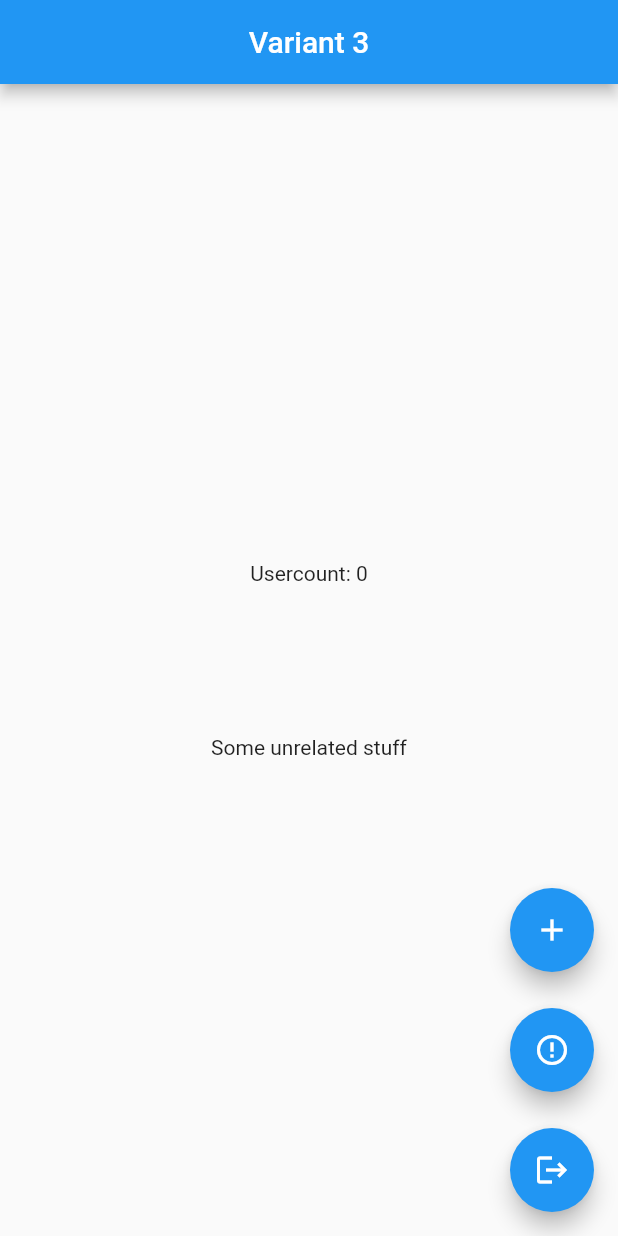
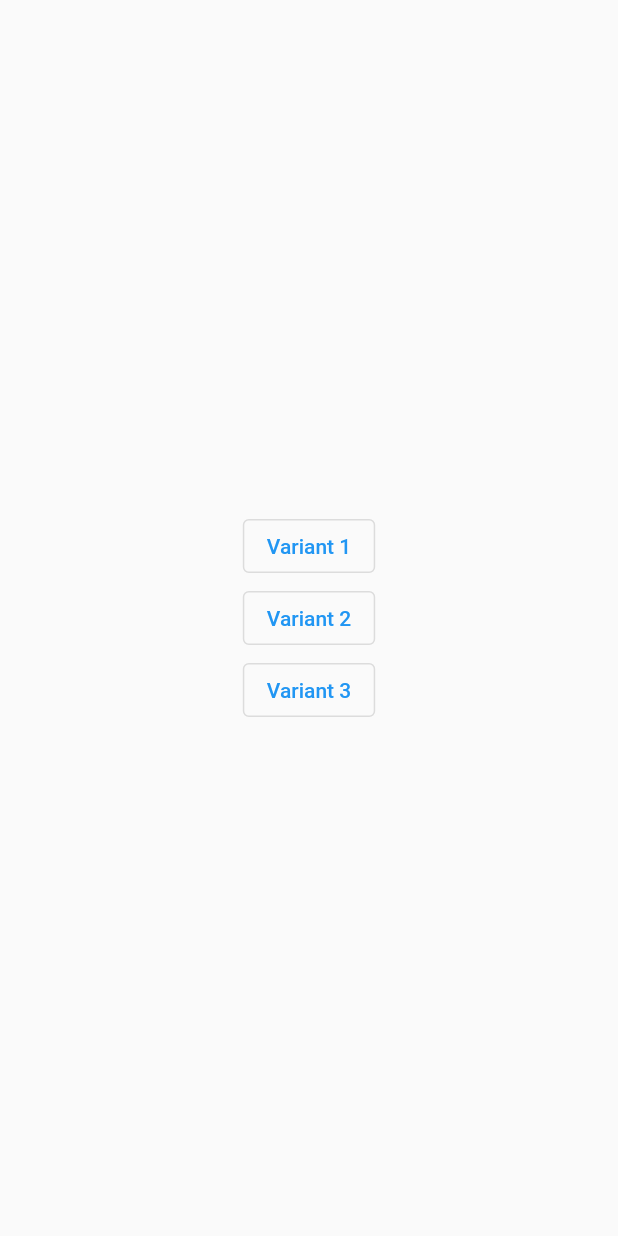
Before and after one commit to MuTe33/basic_bloc_example, a Flutter app: the screen it shows after launch, on a phone screen of 412 x 824 dp. Run offline on Flutter 3.47's test engine with Material 2 defaults, Android fonts, the phone set to English and light mode, and no system bars; our stand-ins replace bloc, equatable, flutter_bloc.

Commit message:
polish variants

```diff
--- a/lib/feature/user/variant_1/user_state_1.dart
+++ b/lib/feature/user/variant_1/user_state_1.dart
@@ -1,5 +1,6 @@
 part of 'user_cubit_1.dart';
 
+/// abstract class with multiple inherited states
 @immutable
 abstract class UserState1 {}
 
--- a/lib/feature/user/variant_2/user_state_2.dart
+++ b/lib/feature/user/variant_2/user_state_2.dart
@@ -2,6 +2,7 @@ part of 'user_cubit_2.dart';
 
 enum UserStatus { initial, loading, success, failure }
 
+/// using equatable and copyWith + enum
 class UserState2 extends Equatable {
   UserState2({
     required this.userCount,
--- a/lib/feature/user/variant_3/user_cubit_3.dart
+++ b/lib/feature/user/variant_3/user_cubit_3.dart
@@ -57,5 +57,5 @@ class UserCubit3 extends Cubit<UserState3> {
   }
 
   @override
-  String toString() => 'UserCubit2';
+  String toString() => 'UserCubit3';
 }
--- a/lib/feature/user/variant_3/user_state_3.dart
+++ b/lib/feature/user/variant_3/user_state_3.dart
@@ -2,6 +2,7 @@ part of 'user_cubit_3.dart';
 
 enum UserStatus { initial, loading, success, failure }
 
+/// no equatable and no copyWith
 class UserState3 {
   UserState3({
     required this.userCount,
--- a/lib/feature/user/variant_3/user_view_3.dart
+++ b/lib/feature/user/variant_3/user_view_3.dart
@@ -4,6 +4,10 @@ import 'package:flutter_bloc/flutter_bloc.dart';
 
 class PageVariant3 extends StatelessWidget {
   const PageVariant3({Key? key}) : super(key: key);
+
+  static Route route() {
+    return MaterialPageRoute<void>(builder: (_) => PageVariant3());
+  }
 
   @override
   Widget build(BuildContext context) {
@@ -22,16 +26,12 @@ class PageVariant3 extends StatelessWidget {
               builder: (context, state) {
                 switch (state.status) {
                   case UserStatus.initial:
-                    print('initial');
                     return Text('Usercount: ${state.userCount}');
                   case UserStatus.loading:
-                    print('loading');
                     return Text('LOADING');
                   case UserStatus.success:
-                    print('success');
                     return Text('Usercount: ${state.userCount}');
                   case UserStatus.failure:
-                    print('failure');
                     return Text('ERROR :(');
                 }
               },
@@ -45,18 +45,21 @@ class PageVariant3 extends StatelessWidget {
         mainAxisAlignment: MainAxisAlignment.end,
         children: [
           FloatingActionButton(
+            heroTag: Text("btn1"),
             onPressed: cubit.fetchUserCount,
             tooltip: 'usercount',
             child: Icon(Icons.add),
           ),
           SizedBox(height: 24),
           FloatingActionButton(
+            heroTag: Text("btn2"),
             onPressed: cubit.fetchAndFailUserCount,
             tooltip: 'error',
             child: Icon(Icons.error_outline),
           ),
           SizedBox(height: 24),
           FloatingActionButton(
+            heroTag: Text("btn3"),
             onPressed: cubit.reset,
             tooltip: 'reset',
             child: Icon(Icons.logout),
--- a/lib/main.dart
+++ b/lib/main.dart
@@ -1,7 +1,9 @@
 import 'package:basic_bloc_example/data/user_repository.dart';
 import 'package:basic_bloc_example/example_bloc_observer.dart';
 import 'package:basic_bloc_example/feature/user/variant_1/user_cubit_1.dart';
+import 'package:basic_bloc_example/feature/user/variant_1/user_view_1.dart';
 import 'package:basic_bloc_example/feature/user/variant_2/user_cubit_2.dart';
+import 'package:basic_bloc_example/feature/user/variant_2/user_view_2.dart';
 import 'package:basic_bloc_example/feature/user/variant_3/user_cubit_3.dart';
 import 'package:basic_bloc_example/feature/user/variant_3/user_view_3.dart';
 import 'package:flutter/material.dart';
@@ -25,18 +27,47 @@ class BlocTestApp extends StatelessWidget {
 
   @override
   Widget build(BuildContext context) {
+    return MultiBlocProvider(
+      providers: [
+        BlocProvider(create: (_) => UserCubit1(_userRepository)),
+        BlocProvider(create: (_) => UserCubit2(_userRepository)),
+        BlocProvider(create: (_) => UserCubit3(_userRepository)),
+      ],
+      child: BlocTestAppWidget(),
+    );
+  }
+}
+
+class BlocTestAppWidget extends StatelessWidget {
+  final _navigatorKey = GlobalKey<NavigatorState>();
+
+  NavigatorState get _navigator => _navigatorKey.currentState!;
+
+  @override
+  Widget build(BuildContext context) {
     return MaterialApp(
-      title: 'Testing BLoC Library',
-      theme: ThemeData(
-        primarySwatch: Colors.blue,
-      ),
-      home: MultiBlocProvider(
-        providers: [
-          BlocProvider(create: (_) => UserCubit1(_userRepository)),
-          BlocProvider(create: (_) => UserCubit2(_userRepository)),
-          BlocProvider(create: (_) => UserCubit3(_userRepository)),
-        ],
-        child: PageVariant3(),
+      navigatorKey: _navigatorKey,
+      title: 'BLoC Library Test',
+      home: Scaffold(
+        body: Center(
+          child: Column(
+            mainAxisAlignment: MainAxisAlignment.center,
+            children: [
+              OutlinedButton(
+                onPressed: () => _navigator.push(PageVariant1.route()),
+                child: Text('Variant 1'),
+              ),
+              OutlinedButton(
+                onPressed: () => _navigator.push(PageVariant2.route()),
+                child: Text('Variant 2'),
+              ),
+              OutlinedButton(
+                onPressed: () => _navigator.push(PageVariant3.route()),
+                child: Text('Variant 3'),
+              ),
+            ],
+          ),
+        ),
       ),
     );
   }
```
Also changed, not shown: lib/feature/user/variant_1/user_view_1.dart (+7 -0 lines), lib/feature/user/variant_2/user_view_2.dart (+7 -4 lines).
